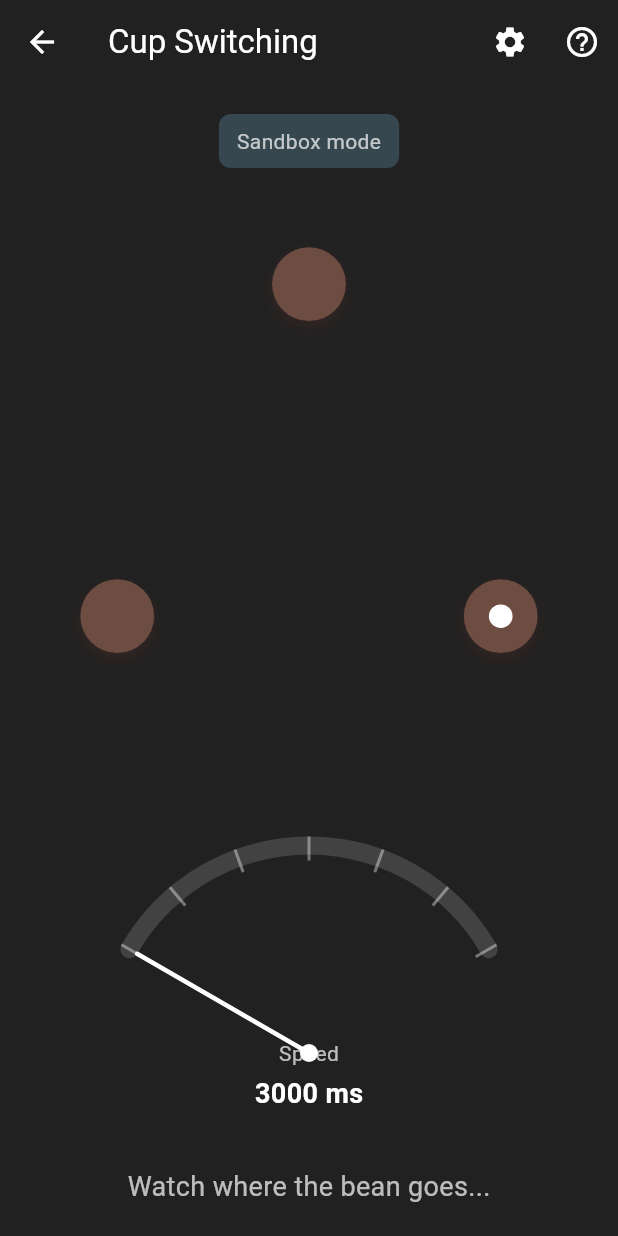
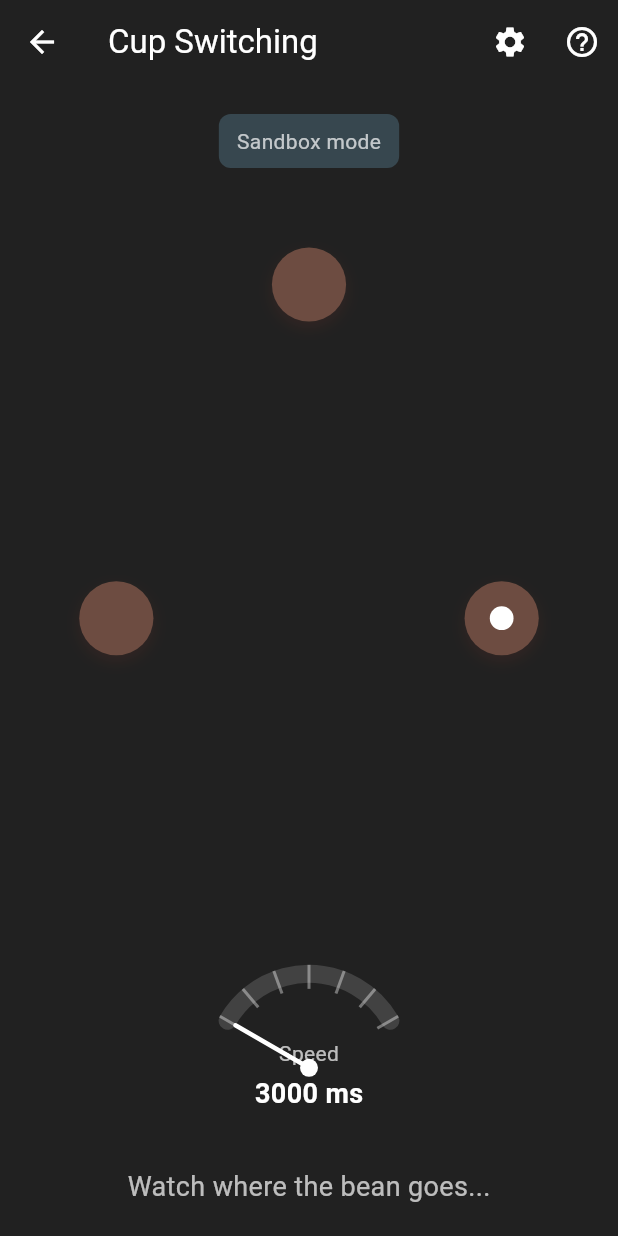
Before and after one commit to EvalVis/cats-instinct, a Flutter app: the CupSwitchingGame screen opened directly, on a phone screen of 412 x 824 dp. Run offline on Flutter 3.47's test engine with Material 3 defaults, Android fonts, the phone set to English and light mode, and no system bars; our stand-ins replace shared_preferences; accounts and stored records are empty.

Commit message:
Change speedometer size

```diff
--- a/lib/widgets/speed_meter.dart
+++ b/lib/widgets/speed_meter.dart
@@ -22,8 +22,16 @@ class SpeedMeter extends StatelessWidget {
   @override
   Widget build(BuildContext context) {
     final normalized = _normalized();
+    final mediaQuery = MediaQuery.of(context);
+    final screenWidth = mediaQuery.size.width;
+    final screenHeight = mediaQuery.size.height;
+
+    final maxSize = min(screenWidth, screenHeight) * 0.4;
+    final size = maxSize.clamp(120.0, 200.0);
+
     return SizedBox(
-      height: 200,
+      width: size,
+      height: size,
       child: CustomPaint(
         painter: _SpeedMeterPainter(
           normalized: normalized,
```
